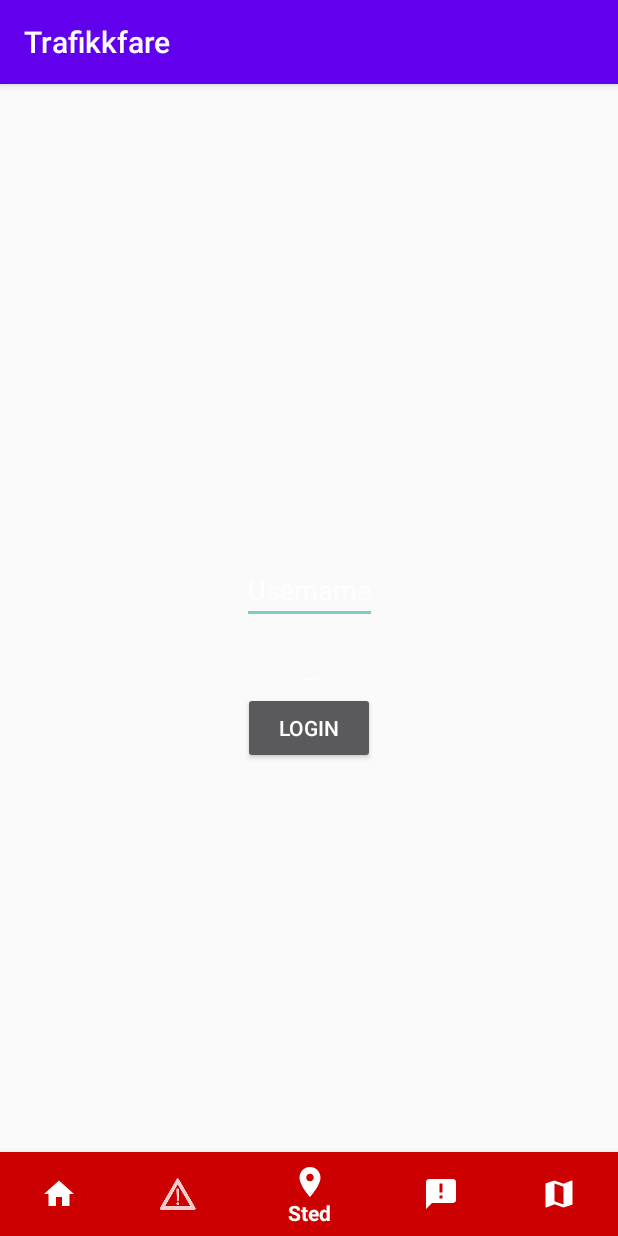
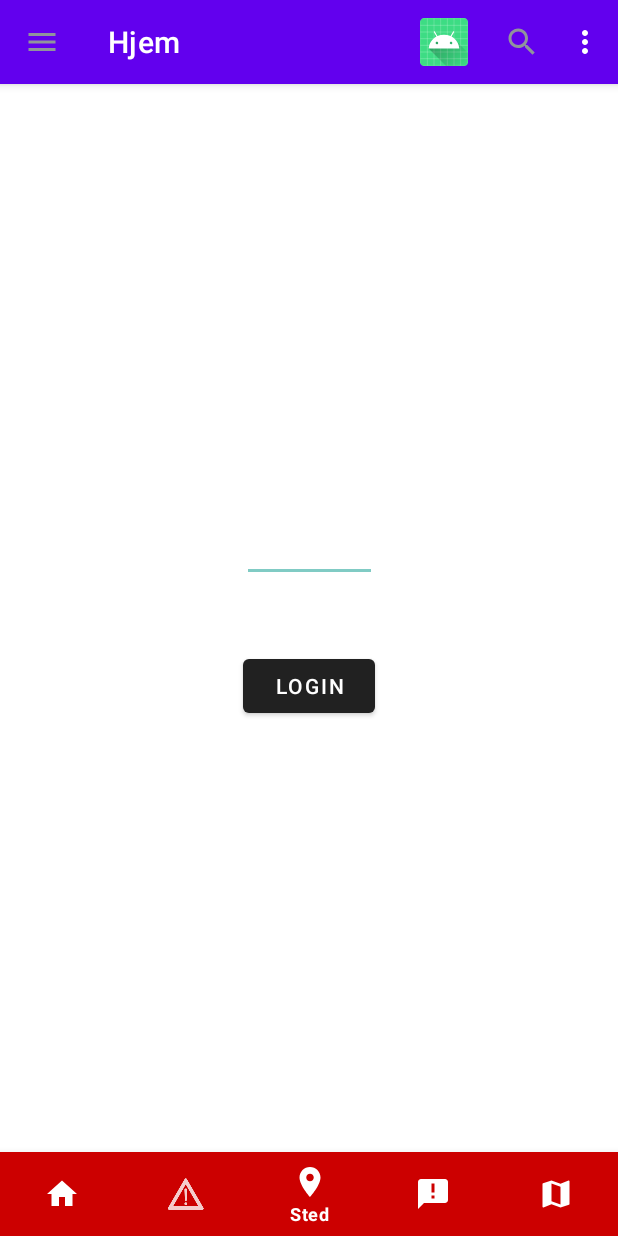
Before and after one commit to Owlar/Trafikkfare, an Android app: the screen it shows after launch (MainActivity), item 3 of the bottom bar chosen, on a phone screen of 412 x 824 dp. Run offline under Robolectric (Android 15) with nearby library versions, the phone set to English and light mode, and no system bars; our stand-ins replace navigation-ui.

Commit message:
Add top app bar

```diff
--- a/app/src/main/AndroidManifest.xml
+++ b/app/src/main/AndroidManifest.xml
@@ -8,7 +8,6 @@
     <uses-permission android:name="android.permission.ACCESS_COARSE_LOCATION" />
     <uses-permission android:name="android.permission.ACCESS_BACKGROUND_LOCATION" />
     <uses-permission android:name="android.permission.INTERNET" />
-
 
     <application
         android:allowBackup="true"
--- a/app/src/main/java/no/hiof/oscarlr/trafikkfare/HomeFragment.kt
+++ b/app/src/main/java/no/hiof/oscarlr/trafikkfare/HomeFragment.kt
@@ -1,16 +1,11 @@
 package no.hiof.oscarlr.trafikkfare
 
-import android.content.Intent
 import android.os.Bundle
-import android.util.Log
 import android.view.LayoutInflater
-import android.view.MenuItem
 import android.view.View
 import android.view.ViewGroup
 import android.widget.TextView
-import android.widget.Toast
 import androidx.fragment.app.Fragment
-import androidx.navigation.fragment.findNavController
 import kotlinx.android.synthetic.main.fragment_home.*
 import no.hiof.oscarlr.trafikkfare.HomeFragmentArgs.Companion.fromBundle
 
--- a/app/src/main/java/no/hiof/oscarlr/trafikkfare/MainActivity.kt
+++ b/app/src/main/java/no/hiof/oscarlr/trafikkfare/MainActivity.kt
@@ -3,17 +3,13 @@ package no.hiof.oscarlr.trafikkfare
 import android.content.Intent
 import android.os.Bundle
 import android.util.Log
-import android.view.MenuItem
-import android.widget.TextView
 import android.widget.Toast
 import androidx.appcompat.app.AppCompatActivity
 import androidx.navigation.NavController
 import androidx.navigation.findNavController
-import androidx.navigation.fragment.findNavController
 import androidx.navigation.ui.setupWithNavController
 import com.google.android.material.bottomnavigation.BottomNavigationView
 import kotlinx.android.synthetic.main.activity_main.*
-import kotlinx.android.synthetic.main.fragment_home.*
 
 
 class MainActivity : AppCompatActivity() {
@@ -26,10 +22,11 @@ class MainActivity : AppCompatActivity() {
         super.onCreate(savedInstanceState)
         setContentView(R.layout.activity_main)
 
-        var navController = findNavController(R.id.nav_host_fragment)
-        setupBottomNavMenu(navController)
+        top_app_bar.setNavigationOnClickListener {
+            Log.d("MainActivity", "Navigate..")
+        }
 
-        /*top_app_bar.setOnMenuItemClickListener {
+        top_app_bar.setOnMenuItemClickListener {
             when (it.itemId) {
                 R.id.profile -> {
                     true
@@ -42,7 +39,10 @@ class MainActivity : AppCompatActivity() {
                 }
                 else -> false
             }
-        }*/
+        }
+
+        var navController = findNavController(R.id.nav_host_fragment)
+        setupBottomNavMenu(navController)
     }
 
     private fun setupBottomNavMenu(navController: NavController) {
--- a/app/src/main/res/layout/activity_main.xml
+++ b/app/src/main/res/layout/activity_main.xml
@@ -6,7 +6,7 @@
     android:layout_height="match_parent"
     tools:context=".MainActivity">
 
-    <!--<androidx.coordinatorlayout.widget.CoordinatorLayout
+    <androidx.coordinatorlayout.widget.CoordinatorLayout
         android:layout_height="match_parent"
         android:layout_width="match_parent">
 
@@ -31,7 +31,7 @@
             app:layout_behavior="@string/appbar_scrolling_view_behavior">
 
         </androidx.core.widget.NestedScrollView>
-    </androidx.coordinatorlayout.widget.CoordinatorLayout>-->
+    </androidx.coordinatorlayout.widget.CoordinatorLayout>
 
     <fragment
         android:id="@+id/nav_host_fragment"
--- a/app/src/main/res/values/styles.xml
+++ b/app/src/main/res/values/styles.xml
@@ -1,6 +1,6 @@
 <resources>
     <!-- Base application theme. -->
-    <style name="AppTheme" parent="Theme.AppCompat.Light.DarkActionBar">
+    <style name="AppTheme" parent="Theme.MaterialComponents.Light.NoActionBar">
         <!-- Customize your theme here. -->
         <item name="colorPrimary">@color/colorPrimary</item>
         <item name="colorPrimaryDark">@color/colorPrimaryDark</item>
```
